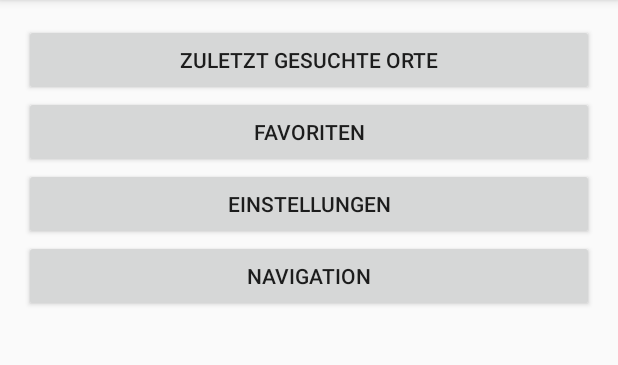
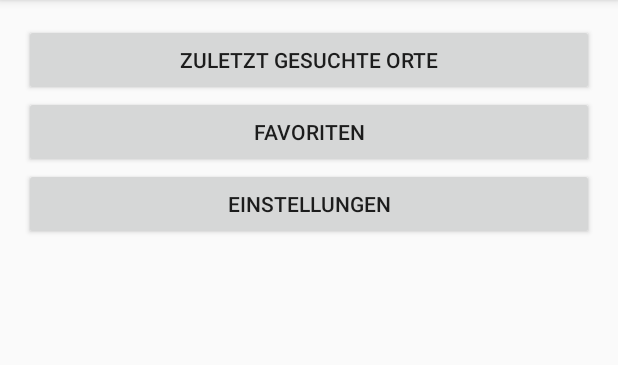
Before and after one commit to zoeddle/SmartwatchNavigation, an Android app: the screen it shows after launch (MainActivity), on a phone screen of 412 x 824 dp, the part 84-449 px from its top. Run offline under Robolectric (Android 15) with nearby library versions, the light colour scheme and no system bars; libraries missing offline, so code that uses them is left out: de.hadizadeh.positioning, org.jdom2, org.jdom2.input, org.jdom2.output; 5 statements that could not run were skipped.

Commit message:
add search

```diff
--- a/mobile/src/main/java/com/example/carola/smartwatchnavigation/MainActivity.java
+++ b/mobile/src/main/java/com/example/carola/smartwatchnavigation/MainActivity.java
@@ -58,18 +58,18 @@ public class MainActivity extends AppCompatActivity{
         });
 
 
-        final Button buttonNavigation = (Button) findViewById(com.example.carola.smartwatchnavigation.R.id.b_navigation);
-        buttonNavigation.setOnClickListener(new View.OnClickListener() {
-            public void onClick(View v) {
-
-                //TODO Permission Check
-                Singleton.getInstance().setExistingNodes(allNodes);
-                Intent i = new Intent(MainActivity.this, NavigationActivity.class);
-                //i.putExtra("allExistingNodes", allNodes );
-                startActivity(i);
-
-            }
-        });
+//        final Button buttonNavigation = (Button) findViewById(com.example.carola.smartwatchnavigation.R.id.b_navigation);
+//        buttonNavigation.setOnClickListener(new View.OnClickListener() {
+//            public void onClick(View v) {
+//
+//                //TODO Permission Check
+//                Singleton.getInstance().setExistingNodes(allNodes);
+//                Intent i = new Intent(MainActivity.this, NavigationActivity.class);
+//                //i.putExtra("allExistingNodes", allNodes );
+//                startActivity(i);
+//
+//            }
+//        });
 
         handleIntent(getIntent());
 
@@ -85,7 +85,15 @@ public class MainActivity extends AppCompatActivity{
     }
 
     private void doMySearch(String query) {
-
+        Log.d("SuchString", query);
+        for(Node searchNode : allNodes){
+            if (searchNode.searchName.toLowerCase().equals(query.toLowerCase())){
+                Singleton.getInstance().setSearchNode(searchNode);
+                Singleton.getInstance().setExistingNodes(allNodes);
+                Intent i = new Intent(MainActivity.this, NavigationActivity.class);
+                startActivity(i);
+            }
+        }
     }
 
     private boolean hasPermissions(Context context, String[] permissions) {
--- a/mobile/src/main/res/layout/activity_main.xml
+++ b/mobile/src/main/res/layout/activity_main.xml
@@ -31,10 +31,10 @@
         android:id="@+id/b_settings"
         android:layout_gravity="center_horizontal" />
 
-    <Button
-        android:layout_width="fill_parent"
-        android:layout_height="wrap_content"
-        android:text="Navigation"
-        android:id="@+id/b_navigation"
-        android:layout_gravity="center_horizontal" />
+    <!--<Button-->
+        <!--android:layout_width="fill_parent"-->
+        <!--android:layout_height="wrap_content"-->
+        <!--android:text="Navigation"-->
+        <!--android:id="@+id/b_navigation"-->
+        <!--android:layout_gravity="center_horizontal" />-->
 </LinearLayout>
```
Also changed, not shown: mobile/src/main/java/com/example/carola/smartwatchnavigation/NavigationActivity.java (+16 -2 lines), mobile/src/main/java/com/example/carola/smartwatchnavigation/Singleton.java (+9 -0 lines).
